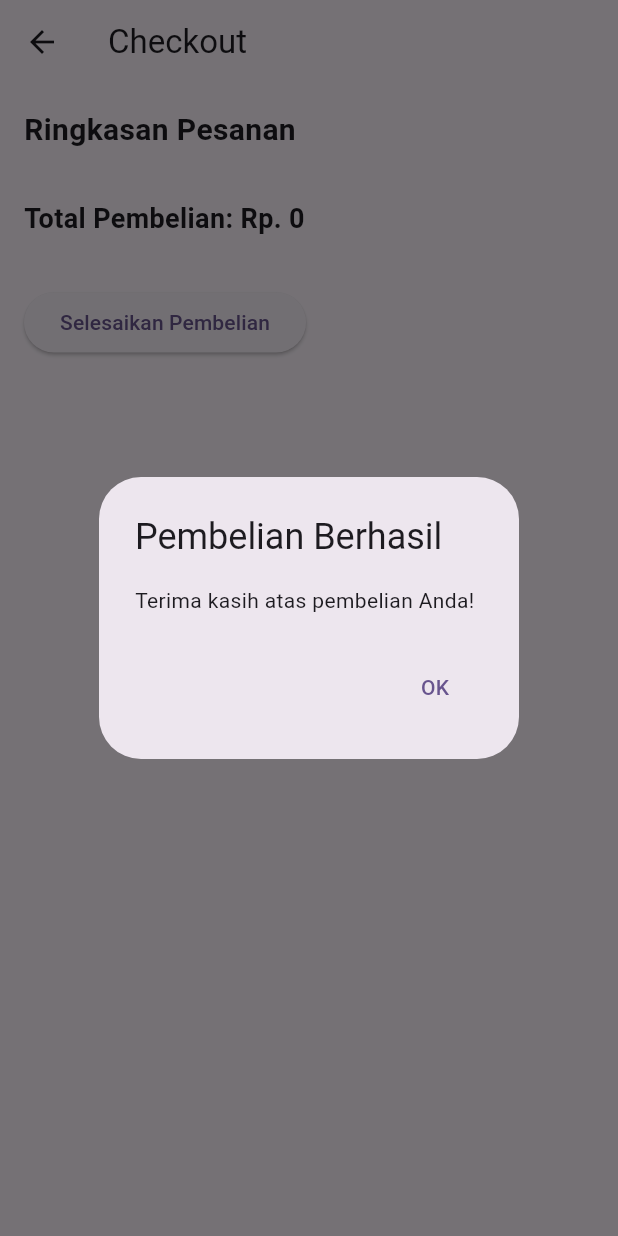
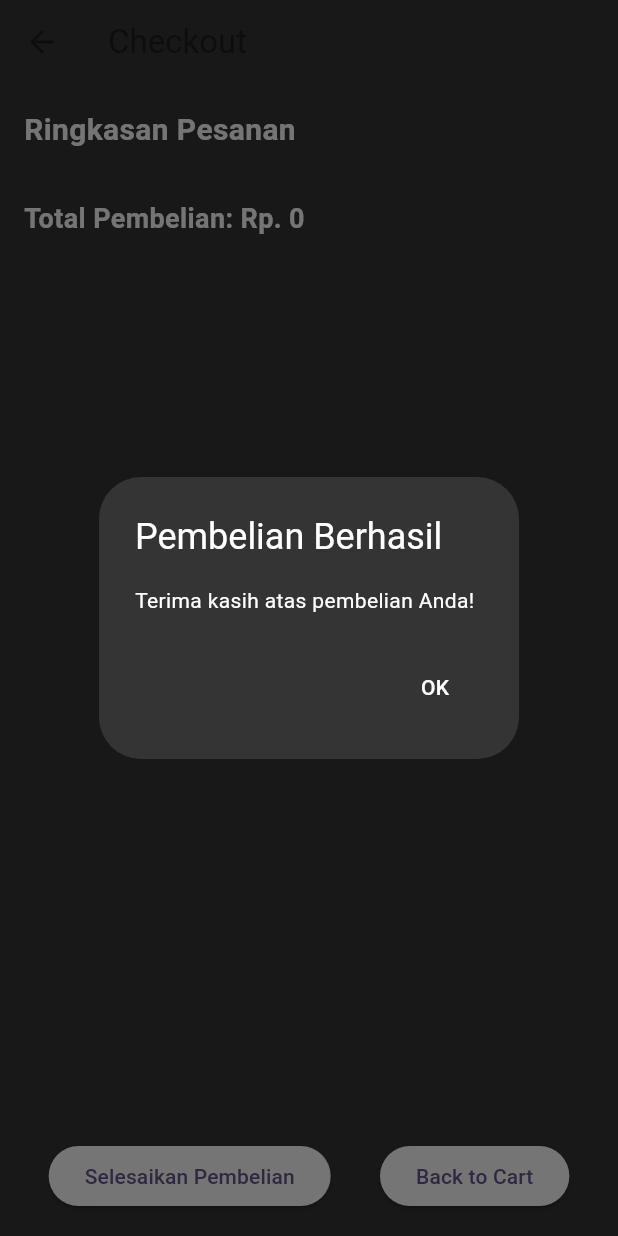
Before and after one commit to Afriza43/computer_app, a Flutter app: the CheckoutPage screen opened directly with empty values, after a tap on "Selesaikan Pembelian", on a phone screen of 412 x 824 dp. Run offline on Flutter 3.47's test engine with Material 2 defaults, Android fonts, the phone set to English and light mode, and no system bars; our stand-ins replace carousel_slider, google_fonts, image_picker, lottie, shared_preferences, sqflite; missing offline and left inert: bcrypt, bottom_bar; accounts and stored records are empty.

Commit message:
final (1)

```diff
--- a/lib/check_out.dart
+++ b/lib/check_out.dart
@@ -1,7 +1,7 @@
 import 'package:computer_app/helper/dbhelper.dart';
+import 'package:flutter/material.dart';
 import 'package:computer_app/helper/dbhistory.dart';
 import 'package:computer_app/models/Cart_model.dart';
-import 'package:flutter/material.dart';
 import 'package:sqflite/sqflite.dart';
 
 class CheckoutPage extends StatefulWidget {
@@ -38,6 +38,7 @@ class _CheckoutPageState extends State<CheckoutPage> {
     return Scaffold(
       appBar: AppBar(
         title: Text('Checkout'),
+        backgroundColor: const Color(0xff343434),
       ),
       body: Padding(
         padding: EdgeInsets.all(16.0),
@@ -46,41 +47,75 @@ class _CheckoutPageState extends State<CheckoutPage> {
           children: [
             Text(
               'Ringkasan Pesanan',
-              style: TextStyle(fontSize: 20, fontWeight: FontWeight.bold),
+              style: TextStyle(
+                fontSize: 20,
+                fontWeight: FontWeight.bold,
+                color: Colors.white,
+              ),
             ),
             SizedBox(height: 16),
             for (var item in widget.cartItems)
-              ListTile(
-                title: Text(item.nama),
-                subtitle: Text('Jumlah: ${item.jumlah}'),
-                trailing: Text(
+              Card(
+                color: Colors.white,
+                child: ListTile(
+                  title: Text(
+                    item.nama,
+                    style: TextStyle(color: Colors.black),
+                  ),
+                  subtitle: Column(
+                    crossAxisAlignment: CrossAxisAlignment.start,
+                    children: [
+                      Text(
+                        'Jumlah: ${item.jumlah}',
+                        style: TextStyle(color: Colors.black),
+                      ),
+                      Text(
                         'Subtotal: ${int.parse(item.harga) * item.jumlah}',
+                        style: TextStyle(color: Colors.black),
+                      ),
+                    ],
+                  ),
+                  trailing: Image.network(
+                    item.gambar,
+                    width: 50,
+                    height: 50,
+                    fit: BoxFit.cover,
+                  ),
                 ),
               ),
             SizedBox(height: 16),
             Text(
               'Total Pembelian: Rp. ${calculateTotal()}',
-              style: TextStyle(fontSize: 18, fontWeight: FontWeight.bold),
+              style: TextStyle(
+                fontSize: 18,
+                fontWeight: FontWeight.bold,
+                color: Colors.white,
               ),
-            SizedBox(height: 16),
-            SizedBox(height: 16),
-            ElevatedButton(
+            ),
+          ],
+        ),
+      ),
+      backgroundColor: const Color(0xff343434),
+      bottomNavigationBar: BottomAppBar(
+        color: const Color(0xff343434),
+        child: Row(
+          mainAxisAlignment: MainAxisAlignment.spaceAround,
+          children: [
+            Container(
+              decoration: BoxDecoration(
+                color: const Color(0xff343434),
+                borderRadius: BorderRadius.circular(8),
+              ),
+              child: ElevatedButton(
                 onPressed: () async {
                   for (var item in widget.cartItems) {
-                  // History history = History(
-                  //   id: '',
-                  //   nama: item.nama,
-                  //   subtotal: int.parse(item.harga) * item.jumlah,
-                  //   gambar: item.gambar,
-                  //   quantity: item.jumlah,
-                  //   purchaseTime: DateTime.now().toLocal().toString(),
-                  // );
                     await saveHistory(
                       item.nama,
                       int.parse(item.harga) * item.jumlah,
                       item.gambar,
                       item.jumlah,
-                      DateTime.now().toLocal().toString());
+                      DateTime.now().toLocal().toString(),
+                    );
                   }
                   await clearCart();
 
@@ -88,15 +123,27 @@ class _CheckoutPageState extends State<CheckoutPage> {
                     context: context,
                     builder: (BuildContext context) {
                       return AlertDialog(
-                      title: Text('Pembelian Berhasil'),
-                      content: Text('Terima kasih atas pembelian Anda!'),
+                        title: Text(
+                          'Pembelian Berhasil',
+                          style: TextStyle(color: Colors.white),
+                        ),
+                        content: Text(
+                          'Terima kasih atas pembelian Anda!',
+                          style: TextStyle(color: Colors.white),
+                        ),
+                        backgroundColor: const Color(0xff343434),
                         actions: [
                           TextButton(
                             onPressed: () {
                               Navigator.popUntil(
-                                context, (route) => route.isFirst);
+                                context,
+                                (route) => route.isFirst,
+                              );
                             },
-                          child: Text('OK'),
+                            child: Text(
+                              'OK',
+                              style: TextStyle(color: Colors.white),
+                            ),
                           ),
                         ],
                       );
@@ -104,6 +151,26 @@ class _CheckoutPageState extends State<CheckoutPage> {
                   );
                 },
                 child: Text('Selesaikan Pembelian'),
+                style: ElevatedButton.styleFrom(
+                  backgroundColor: Color.fromARGB(255, 255, 255, 255),
+                ),
+              ),
+            ),
+            Container(
+              decoration: BoxDecoration(
+                color: const Color(0xff343434),
+                borderRadius: BorderRadius.circular(8),
+              ),
+              child: ElevatedButton(
+                onPressed: () {
+                  // Handle "Back to Cart" button press
+                  Navigator.pop(context); // This pops the current screen
+                },
+                child: Text('Back to Cart'),
+                style: ElevatedButton.styleFrom(
+                  backgroundColor: Color.fromARGB(255, 255, 255, 255),
+                ),
+              ),
             ),
           ],
         ),
--- a/pubspec.yaml
+++ b/pubspec.yaml
@@ -53,6 +53,8 @@ dependencies:
   badges: ^3.1.2
   image_picker: ^0.8.5+3
   shared_preferences: ^2.2.2
+  bcrypt: ^1.1.3
+  flutter_bcrypt: ^1.0.8
 
 dev_dependencies:
   flutter_test:
```
Also changed, not shown: lib/detail_produk.dart (+60 -30 lines), lib/login.dart (+38 -14 lines), pubspec.lock. Lines whose indentation alone changed are shown as unchanged.
